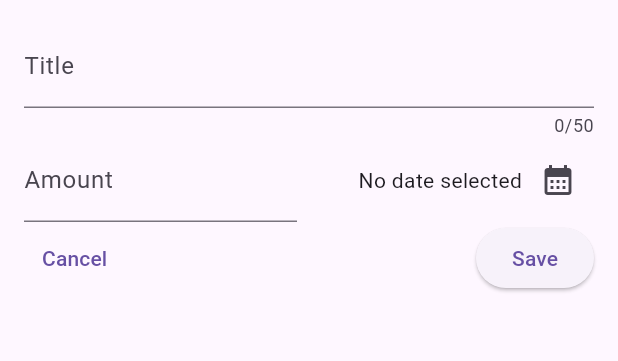
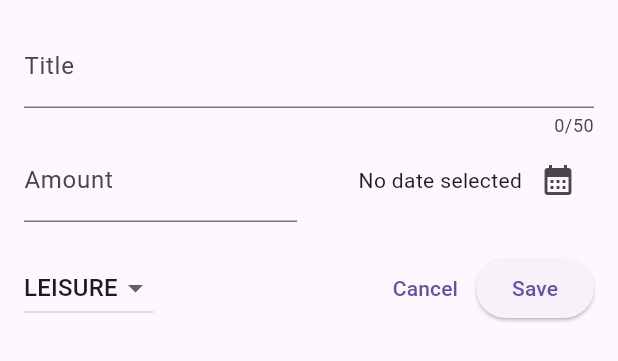
Before and after one commit to hamza5999/Expense-Tracker, a Flutter app: the NewExpense widget shown alone on an empty page, opened directly, on a phone screen of 412 x 824 dp. Shown: the top 361 px of the screen. Run offline on Flutter 3.47's test engine with Material 2 defaults, Android fonts, the phone set to English and light mode, and no system bars.

Commit message:
Add dropdown menu for Categories

```diff
--- a/lib/widgets/new_expense.dart
+++ b/lib/widgets/new_expense.dart
@@ -16,6 +16,7 @@ class _NewExpenseState extends State<NewExpense> {
   final _titleController = TextEditingController();
   final _amountController = TextEditingController();
   DateTime? _selectedDate;
+  Category? _selectedCategory = Category.leisure;
 
   // When you create a TextEditingController you always have to tell Flutter to
   // delete it when it is not needed anymore. And its done using this dispose().
@@ -93,9 +94,10 @@ class _NewExpenseState extends State<NewExpense> {
                     Text(
                       _selectedDate == null
                           ? "No date selected"
-                          : formatter.format(_selectedDate!), // Added null check
-                          // here to tell flutter that it won't be null here
-                          // because format() wants a non null argument.
+                          : formatter
+                              .format(_selectedDate!), // Added null check
+                      // here to tell flutter that it won't be null here
+                      // because format() wants a non null argument.
                     ),
                     IconButton(
                       onPressed: _presentDatePicker,
@@ -106,15 +108,38 @@ class _NewExpenseState extends State<NewExpense> {
               )
             ],
           ),
+          const SizedBox(height: 20),
           Row(
             children: [
+              DropdownButton(
+                value: _selectedCategory,
+                items: Category.values
+                    .map(
+                      (category) => DropdownMenuItem(
+                        value: category,
+                        child: Text(
+                          category.name.toUpperCase(),
+                        ),
+                      ),
+                    )
+                    .toList(),
+                onChanged: (value) {
+                  if (value == null) {
+                    return;
+                  }
+
+                  setState(() {
+                    _selectedCategory = value;
+                  });
+                },
+              ),
+              const Spacer(),
               TextButton(
                 onPressed: () {
                   Navigator.pop(context);
                 },
                 child: const Text("Cancel"),
               ),
-              const Spacer(),
               ElevatedButton(
                 onPressed: () {},
                 child: const Text("Save"),
```
Also changed, not shown: 1 other file.
